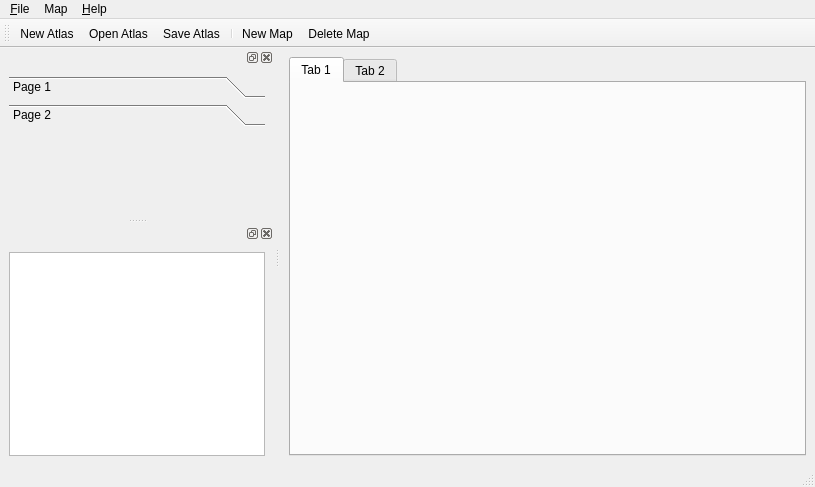
Old version of the form bin/view/main_window.ui in the repository dyle/rpgmapper.
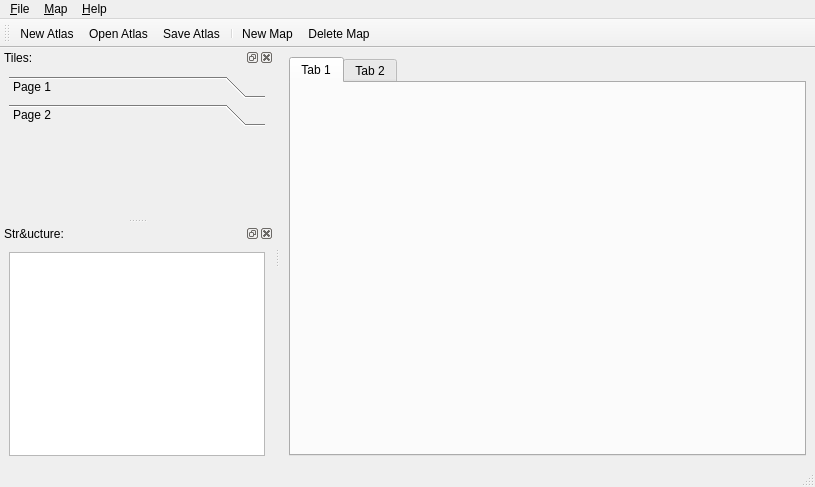
New version of the form. The open tabs and pages were chosen to show the change. Icons and pictures are not drawn.

```diff
--- a/bin/view/main_window.ui
+++ b/bin/view/main_window.ui
@@ -44,7 +44,7 @@
      <x>0</x>
      <y>0</y>
      <width>815</width>
-     <height>21</height>
+     <height>26</height>
     </rect>
    </property>
    <widget class="QMenu" name="mnFile">
@@ -67,7 +67,7 @@
    </widget>
    <widget class="QMenu" name="mnMap">
     <property name="title">
-     <string>Map</string>
+     <string>&amp;Map</string>
     </property>
     <addaction name="acNewMapSet"/>
     <addaction name="acDeleteMapSet"/>
@@ -102,6 +102,9 @@
    <addaction name="acDeleteMap"/>
   </widget>
   <widget class="QDockWidget" name="dwIcons">
+   <property name="windowTitle">
+    <string>Tiles:</string>
+   </property>
    <attribute name="dockWidgetArea">
     <number>1</number>
    </attribute>
@@ -144,6 +147,9 @@
    </widget>
   </widget>
   <widget class="QDockWidget" name="dwAtlasTree">
+   <property name="windowTitle">
+    <string>Str&amp;ucture:</string>
+   </property>
    <attribute name="dockWidgetArea">
     <number>1</number>
    </attribute>
```
Left out of the diff: 26 changed lines with no effect on the pictures.
